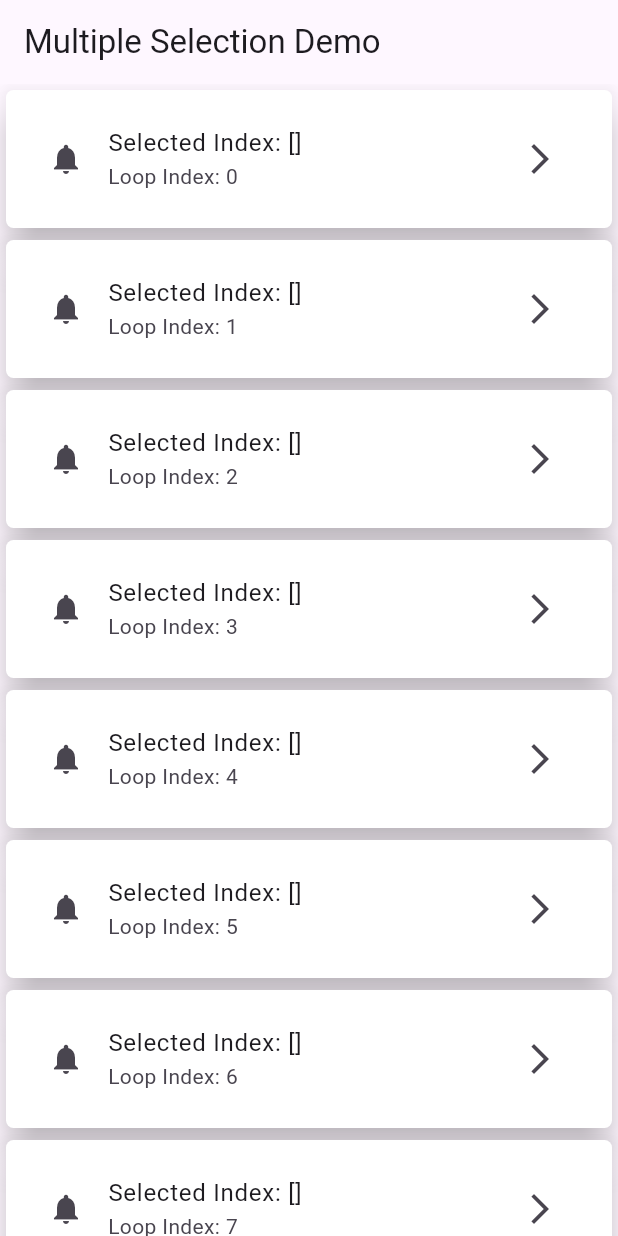
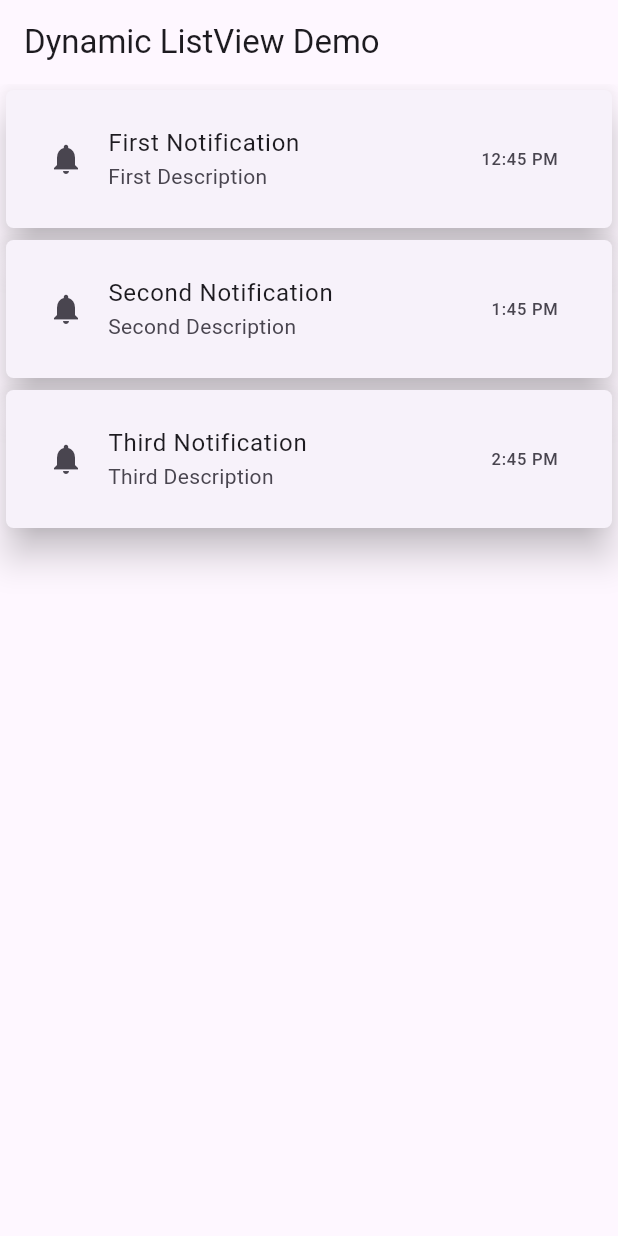
Before and after one commit to MuhammadAliKust/Sawera-Project, a Flutter app: the screen it shows after launch, on a phone screen of 412 x 824 dp. Run offline on Flutter 3.47's test engine with Material 3 defaults, Android fonts, the phone set to English and light mode, and no system bars.

Commit message:
Dynamic List View Done

```diff
--- /dev/null
+++ b/lib/dynamic_list_view.dart
@@ -0,0 +1,56 @@
+import 'package:flutter/material.dart';
+import 'package:sawera_project/models/notification.dart';
+
+class DynamicListView extends StatefulWidget {
+  DynamicListView({super.key});
+
+  @override
+  State<DynamicListView> createState() => _DynamicListViewState();
+}
+
+class _DynamicListViewState extends State<DynamicListView> {
+  List<NotificationModel> notificationList = [
+    NotificationModel(
+        title: 'First Notification',
+        description: 'First Description ',
+        time: '12:45 PM'),
+    NotificationModel(
+        title: 'Second Notification',
+        description: 'Second Description ',
+        time: '1:45 PM'),
+    NotificationModel(
+        title: 'Third Notification',
+        description: 'Third Description ',
+        time: '2:45 PM'),
+  ];
+
+  @override
+  Widget build(BuildContext context) {
+    return Scaffold(
+      appBar: AppBar(
+        title: Text("Dynamic ListView Demo"),
+      ),
+      body: ListView.builder(
+          itemCount: notificationList.length,
+          itemBuilder: (context, i) {
+            return Card(
+              elevation: 10,
+              shape: RoundedRectangleBorder(
+                  borderRadius: BorderRadius.circular(5)),
+              child: Padding(
+                // padding: const EdgeInsets.only(top: 20, left: 40, right: 10),
+                padding:
+                    const EdgeInsets.symmetric(horizontal: 12.0, vertical: 10),
+                child: ListTile(
+                  leading: Icon(Icons.notifications),
+                  title: Text(notificationList[i].title),
+                  subtitle: Text(notificationList[i].description),
+                  trailing:Text(notificationList[i].time),
+                  // tileColor: Colors.blue,
+                ),
+              ),
+            );
+          }),
+    );
+  }
+}
--- a/lib/main.dart
+++ b/lib/main.dart
@@ -1,4 +1,5 @@
 import 'package:flutter/material.dart';
+import 'package:sawera_project/dynamic_list_view.dart';
 import 'package:sawera_project/single_selection_demo.dart';
 import 'list_view_demo.dart';
 import 'login.dart';
@@ -15,7 +16,7 @@ class MyApp extends StatelessWidget {
   Widget build(BuildContext context) {
     return  MaterialApp(
       debugShowCheckedModeBanner: false,
-    home: MultipleSelectionDemo(),
+    home: DynamicListView(),
     );
   }
 }
--- /dev/null
+++ b/lib/models/notification.dart
@@ -0,0 +1,7 @@
+class NotificationModel{
+  final String title;
+  final String description;
+  final String time;
+
+  NotificationModel({required this.title, required this.description, required this.time});
+}
```
